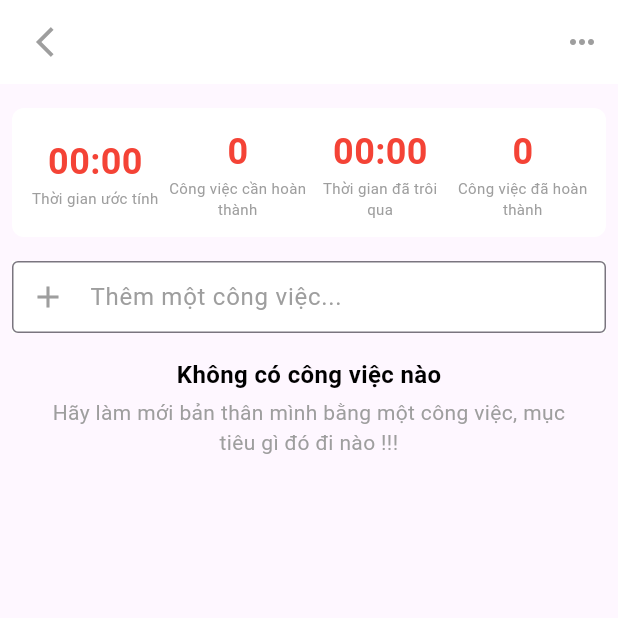
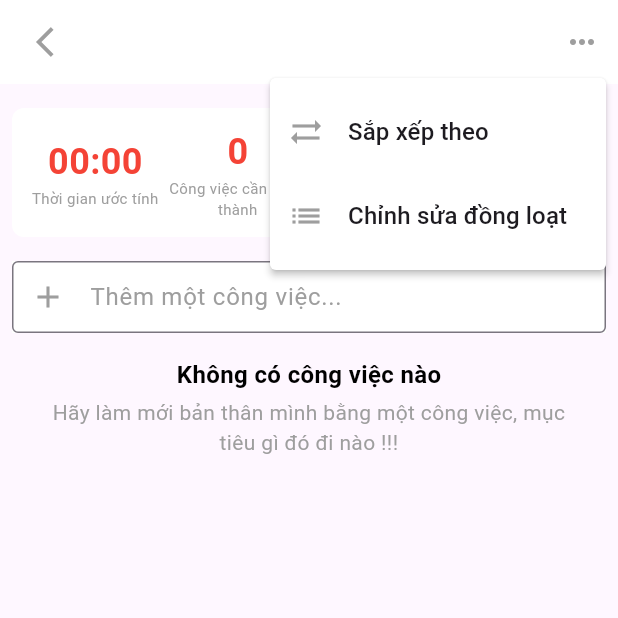
Before and after one commit to jeremienguyen20798/todo_list_pomodoro, a Flutter app: the TaskView screen opened directly with empty values, after a tap on the "keyboard control" icon, on a phone screen of 412 x 824 dp, the top half of it. Run offline on Flutter 3.47's test engine with Material 3 defaults, Android fonts, the light colour scheme and no system bars; our stand-ins replace equatable, expandable, flutter_bloc, flutter_local_notifications, get_it, hive_ce and 2 more; missing offline and left inert: android_alarm_manager_plus; accounts and stored records are empty.

Commit message:
Commit code.

```diff
--- a/lib/features/home/view/menu_actions_extension.dart
+++ b/lib/features/home/view/menu_actions_extension.dart
@@ -11,10 +11,6 @@ extension MenuActionsExtension on HomeView {
           icon: Icon(Icons.groups_outlined, color: ColorConstants.iconColor)),
       IconButton(
           onPressed: () {},
-          icon: Icon(Icons.emoji_events_outlined,
-              color: ColorConstants.iconColor)),
-      IconButton(
-          onPressed: () {},
           icon: Icon(Icons.stacked_bar_chart_outlined,
               color: ColorConstants.iconColor)),
     ];
--- a/lib/shared/widgets/avatar_profile.dart
+++ b/lib/shared/widgets/avatar_profile.dart
@@ -18,8 +18,8 @@ class AvatarProfile extends StatelessWidget {
         decoration: BoxDecoration(
             shape: BoxShape.circle,
             color: ColorConstants.avatarBackgroundColor),
-        child: Icon(Icons.account_circle,
-            color: ColorConstants.iconColor, size: 48.0),
+        child: const Icon(Icons.account_circle,
+            color: ColorConstants.whiteColor, size: 48.0),
       ),
     );
   }
--- a/lib/shared/widgets/general/custom_app_bar.dart
+++ b/lib/shared/widgets/general/custom_app_bar.dart
@@ -2,8 +2,9 @@ import 'package:flutter/material.dart';
 
 class CustomAppBar extends StatelessWidget implements PreferredSizeWidget {
   final String title;
+  final Function(int)? onClicked;
 
-  const CustomAppBar({super.key, required this.title});
+  const CustomAppBar({super.key, required this.title, this.onClicked});
 
   @override
   Widget build(BuildContext context) {
@@ -22,10 +23,39 @@ class CustomAppBar extends StatelessWidget implements PreferredSizeWidget {
               fontSize: 16.0,
               fontWeight: FontWeight.bold)),
       actions: [
-        IconButton(
-            onPressed: () {},
-            icon: const Icon(Icons.more_horiz, color: Colors.grey),
-            color: Colors.black),
+        PopupMenuButton<int>(
+          icon: const Icon(Icons.more_horiz, color: Colors.grey),
+          itemBuilder: (context) => [
+            const PopupMenuItem(
+              value: 1,
+              child: ListTile(
+                leading: Icon(Icons.sync_alt, color: Colors.grey),
+                title: Text(
+                  'Sắp xếp theo',
+                  style: TextStyle(fontSize: 16.0),
+                ),
+              ),
+            ),
+            const PopupMenuItem(
+              value: 2,
+              child: ListTile(
+                leading: Icon(Icons.list, color: Colors.grey),
+                title: Text(
+                  'Chỉnh sửa đồng loạt',
+                  style: TextStyle(fontSize: 16.0),
+                ),
+              ),
+            ),
+          ],
+          offset: const Offset(0, 48),
+          color: Colors.white,
+          elevation: 2,
+          onSelected: (value) {
+            if (onClicked != null) {
+              onClicked!(value);
+            }
+          },
+        ),
       ],
     );
   }
```
Also changed, not shown: lib/data/local_db/local_db.dart (+31 -9 lines), lib/di.dart (added, +18 -0 lines), lib/main.dart (+2 -28 lines), lib/shared/utils/notification_utils.dart (+11 -11 lines).
